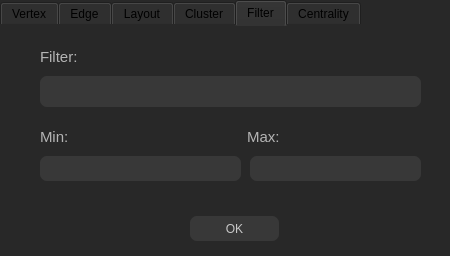
Qt form resource/gui/FilterDialog.ui (dthung1602/NetworkVisualization) before a commit.
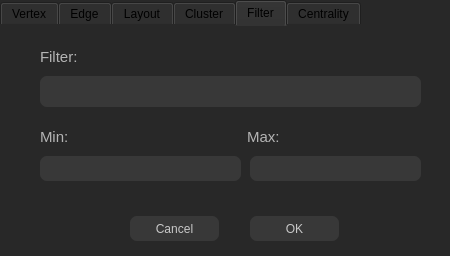
The same form after that commit. The open tabs and pages were chosen to show the change. Icons and pictures are not drawn.

What changed in the file:
```diff
--- a/resource/gui/FilterDialog.ui
+++ b/resource/gui/FilterDialog.ui
@@ -517,7 +517,7 @@
     <widget class="QPushButton" name="applyFilterBtn">
      <property name="geometry">
       <rect>
-       <x>190</x>
+       <x>250</x>
        <y>190</y>
        <width>89</width>
        <height>25</height>
@@ -603,6 +603,32 @@
       <string>Min:                                           Max:</string>
      </property>
     </widget>
+    <widget class="QPushButton" name="cancelFilterBtn">
+     <property name="geometry">
+      <rect>
+       <x>130</x>
+       <y>190</y>
+       <width>89</width>
+       <height>25</height>
+      </rect>
+     </property>
+     <property name="styleSheet">
+      <string notr="true">QPushButton{
+                            color: rgb(200, 200, 200);
+                            border-style: 2px solid rgb(200, 200, 200);
+                            border-radius: 7px;
+                            background-color: #383838;
+                            }
+                            QPushButton:hover{
+                            background-color: #303030;
+                            }
+
+                        </string>
+     </property>
+     <property name="text">
+      <string>Cancel</string>
+     </property>
+    </widget>
    </widget>
    <widget class="QWidget" name="centralityTab">
     <attribute name="title">
```
Left out of the diff: 2 changed lines with no effect on the pictures.
